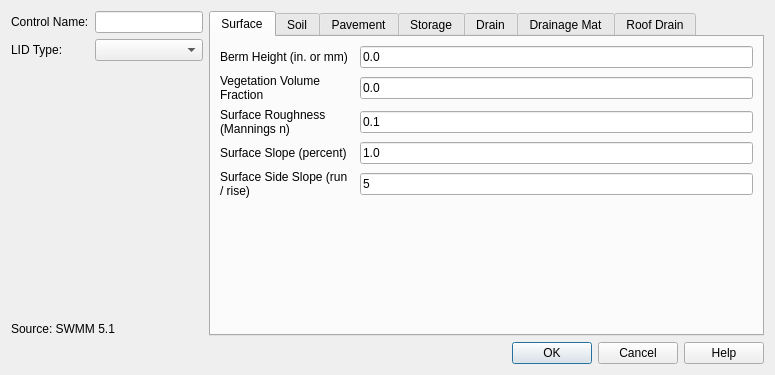
Old version of the form core/ui/toolbars/epa/nonvisual_lids.ui in the repository Giswater/giswater_qgis_plugin.
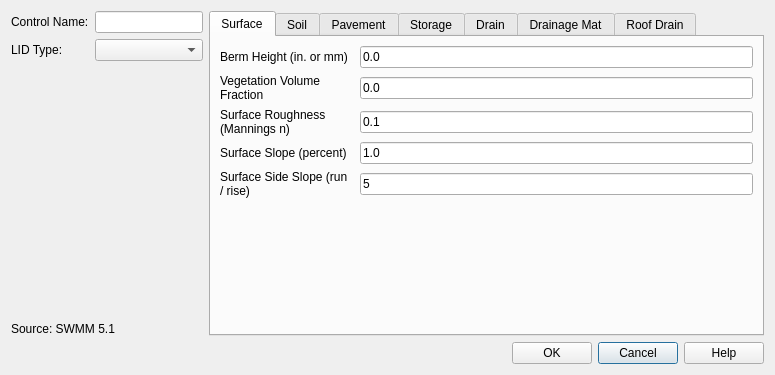
New version of the form.

Commit message:
style(ui): add lyt_buttons QGridLayout for all dialogs.
# Cherry-picked from 9fcf2481a2d87da33b8ae50d2bdb939909b3d67b

```diff
--- a/core/ui/toolbars/epa/nonvisual_lids.ui
+++ b/core/ui/toolbars/epa/nonvisual_lids.ui
@@ -913,8 +913,18 @@
     </layout>
    </item>
    <item row="1" column="0">
-    <layout class="QHBoxLayout" name="horizontalLayout">
-     <item>
+    <layout class="QGridLayout" name="lyt_buttons">
+     <property name="topMargin">
+      <number>0</number>
+     </property>
+     <item row="0" column="2">
+      <widget class="QPushButton" name="btn_cancel">
+       <property name="text">
+        <string>Cancel</string>
+       </property>
+      </widget>
+     </item>
+     <item row="0" column="0">
       <spacer name="horizontalSpacer_2">
        <property name="orientation">
         <enum>Qt::Horizontal</enum>
@@ -927,21 +937,14 @@
        </property>
       </spacer>
      </item>
-     <item>
+     <item row="0" column="1">
       <widget class="QPushButton" name="btn_ok">
        <property name="text">
         <string>OK</string>
        </property>
       </widget>
      </item>
-     <item>
-      <widget class="QPushButton" name="btn_cancel">
-       <property name="text">
-        <string>Cancel</string>
-       </property>
-      </widget>
-     </item>
-     <item>
+     <item row="0" column="3">
       <widget class="QPushButton" name="btn_help">
        <property name="text">
         <string>Help</string>
```
The commit also changes 58 other files.
